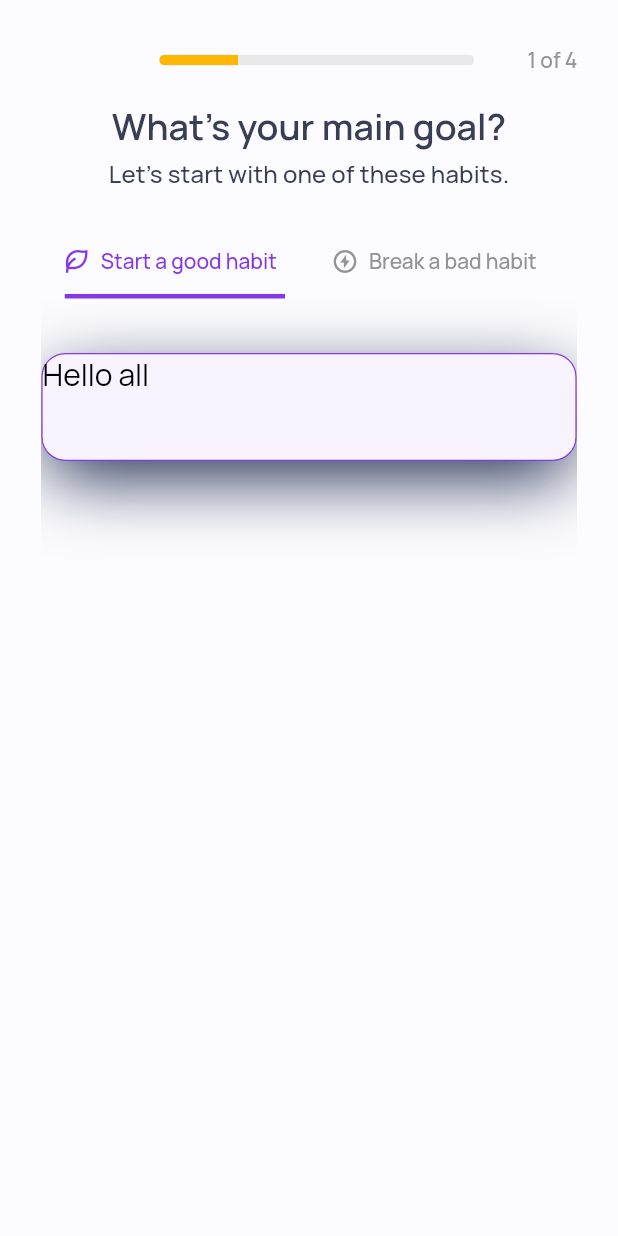
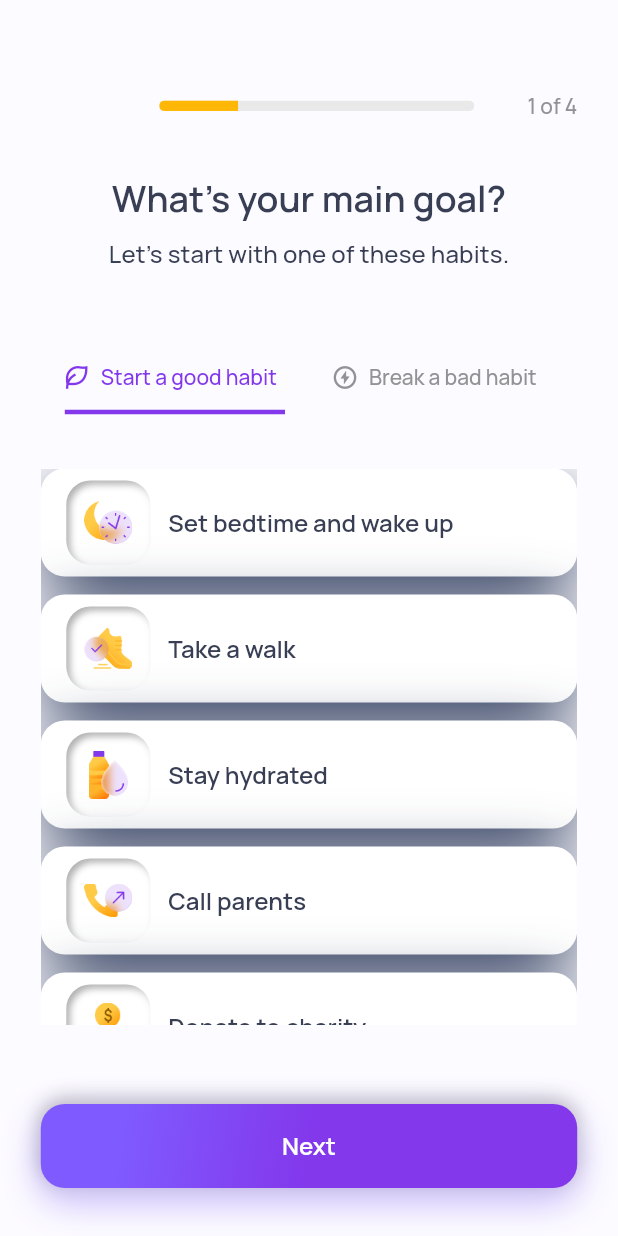
Before and after one commit to sahilsingh312/pavlok_challenge, a Flutter app: the screen it shows after launch, on a phone screen of 412 x 824 dp. Run offline on Flutter 3.47's test engine with Material 2 defaults, Android fonts, the phone set to English and light mode, and no system bars; drawn by our look-alikes of flutter_neumorphic.

Commit message:
HomePage is done, added the list of tasks and added navigation

```diff
--- /dev/null
+++ b/lib/constants/routes.dart
@@ -0,0 +1 @@
+const mainGoalRoute = '/main-goal/';
--- a/lib/main.dart
+++ b/lib/main.dart
@@ -1,4 +1,6 @@
 import 'package:flutter/material.dart';
+import 'package:pavlok_challenge/constants/routes.dart';
+import 'package:pavlok_challenge/screens/main_goal.dart';
 import 'package:pavlok_challenge/screens/my_homepage.dart';
 import 'package:pavlok_challenge/theme/custom_theme.dart';
 
@@ -16,6 +18,9 @@ class MyApp extends StatelessWidget {
       title: 'Pavlok Challenge',
       theme: CustomTheme.lightTheme,
       debugShowCheckedModeBanner: false,
+      routes: {
+        mainGoalRoute: (context) => const MainGoal(),
+      },
       home: const MyHomePage(title: 'Pavlok Challenge'),
     );
   }
--- a/lib/models/goals_model.dart
+++ b/lib/models/goals_model.dart
@@ -1,3 +1,23 @@
+import 'package:pavlok_challenge/theme/app_assets.dart';
+
 class GoalsModel {
+  final String title;
+  final String image;
 
+  GoalsModel(this.title, this.image);
 }
+
+List<GoalsModel> goodHabitGoals = [
+  GoalsModel('Set bedtime and wake up', AppAssets.timer),
+  GoalsModel('Take a walk', AppAssets.walk),
+  GoalsModel('Stay hydrated', AppAssets.bottle),
+  GoalsModel('Call parents', AppAssets.call),
+  GoalsModel('Donate to charity', AppAssets.donate),
+];
+
+List<GoalsModel> badHabitGoals = [
+  GoalsModel('Can’t wake up ', AppAssets.timer),
+  GoalsModel('Getting lazy for workout', AppAssets.walk),
+  GoalsModel('Forgetting to drink water', AppAssets.bottle),
+  GoalsModel('Spending on credit cards', AppAssets.donate),
+];
--- /dev/null
+++ b/lib/screens/main_goal.dart
@@ -0,0 +1,15 @@
+import 'package:flutter/material.dart';
+
+class MainGoal extends StatefulWidget {
+  const MainGoal({Key? key}) : super(key: key);
+
+  @override
+  State<MainGoal> createState() => _MainGoalState();
+}
+
+class _MainGoalState extends State<MainGoal> {
+  @override
+  Widget build(BuildContext context) {
+    return Container();
+  }
+}
--- a/lib/screens/my_homepage.dart
+++ b/lib/screens/my_homepage.dart
@@ -1,6 +1,7 @@
 import 'package:flutter/material.dart';
 import 'package:pavlok_challenge/theme/app_assets.dart';
 import 'package:pavlok_challenge/theme/colors.dart';
+import 'package:pavlok_challenge/widgets/primary_button.dart';
 import 'package:pavlok_challenge/widgets/tab_bar_habit.dart';
 
 class MyHomePage extends StatefulWidget {
@@ -15,7 +16,7 @@ class _MyHomePageState extends State<MyHomePage> {
   @override
   Widget build(BuildContext context) {
     final screenWidth = MediaQuery.of(context).size.width;
-    final screenHeight = MediaQuery.of(context).size.width;
+    final screenHeight = MediaQuery.of(context).size.height;
     return Scaffold(
       body: SafeArea(
         child: Padding(
@@ -56,6 +57,8 @@ class _MyHomePageState extends State<MyHomePage> {
           ),
         ),
       ),
+      bottomNavigationBar: const PrimaryButton()
+
     );
   }
 }
--- a/lib/theme/colors.dart
+++ b/lib/theme/colors.dart
@@ -5,7 +5,7 @@ class CustomColors{
   static const Color scaffoldBackgroundColor = Color(0xFFFCFBFF);
   static const Color dividers = Color(0xFFE9E9E9);
   static const Color yellow = Color(0xFFFFB706);
-  static const Color primaryDark = Color(0xFF00A6ED);
+  static const Color primaryDark = Color(0xFF712BD3);
   static const Color primaryLight = Color(0xFF00A6ED);
   static const Color secondary = Color(0xFF00A6ED);
   static const Color secondaryDark = Color(0xFF00A6ED);
--- /dev/null
+++ b/lib/widgets/primary_button.dart
@@ -0,0 +1,59 @@
+import 'package:flutter/material.dart';
+import 'package:pavlok_challenge/constants/routes.dart';
+import 'package:pavlok_challenge/theme/colors.dart';
+
+class PrimaryButton extends StatelessWidget {
+  const PrimaryButton({Key? key}) : super(key: key);
+
+  @override
+  Widget build(BuildContext context) {
+    final screenWidth = MediaQuery.of(context).size.width;
+
+    return Padding(
+      padding: EdgeInsets.only(
+          top: 12,
+          bottom: 32,
+          left: screenWidth * 0.066,
+          right: screenWidth * 0.066),
+      child: Container(
+        height: 56,
+        decoration: BoxDecoration(
+          boxShadow: <BoxShadow>[
+            const BoxShadow(
+              color: Color(0xFFBDACFB),
+              offset: Offset(0.0, 8.0),
+              blurRadius: 20.0,
+            ),
+            BoxShadow(
+              color: const Color(0xFF000000).withOpacity(0.3),
+              offset: const Offset(0, -3),
+              blurRadius: 10.0,
+            ),
+            BoxShadow(
+              color: const Color(0xFFFFFFFF).withOpacity(0.5),
+              offset: const Offset(3, 1),
+              blurRadius: 15.0,
+            ),
+          ],
+          gradient: const LinearGradient(
+              begin: Alignment(0.0, 0.0),
+              end: Alignment(-0.707, -0.707),
+              colors: [CustomColors.primary, Color(0xFF7F5BFF)]),
+          borderRadius: const BorderRadius.all(Radius.circular(16.0)),
+        ),
+        child: TextButton(
+          onPressed: () {
+            Navigator.pushNamed(context, mainGoalRoute);
+          },
+          child: Text(
+            'Next',
+            style: Theme.of(context)
+                .textTheme
+                .bodyText1!
+                .copyWith(color: Colors.white, fontSize: 16),
+          ),
+        ),
+      ),
+    );
+  }
+}
--- /dev/null
+++ b/lib/widgets/set_goals_box.dart
@@ -0,0 +1,90 @@
+import 'package:flutter/material.dart';
+import 'package:pavlok_challenge/models/goals_model.dart';
+import 'package:pavlok_challenge/theme/app_assets.dart';
+import 'package:pavlok_challenge/theme/colors.dart';
+import 'package:flutter_neumorphic/flutter_neumorphic.dart';
+
+class SetGoalsBox extends StatefulWidget {
+  final GoalsModel goalsModel;
+  final bool isSelected;
+
+  const SetGoalsBox(this.goalsModel, this.isSelected, {Key? key})
+      : super(key: key);
+
+  @override
+  State<SetGoalsBox> createState() => _SetGoalsBoxState();
+}
+
+class _SetGoalsBoxState extends State<SetGoalsBox> {
+  @override
+  Widget build(BuildContext context) {
+    final screenWidth = MediaQuery.of(context).size.width;
+    return Padding(
+      padding: const EdgeInsets.only(bottom: 12),
+      child: Container(
+        height: 72,
+        width: screenWidth * 0.866,
+        decoration: BoxDecoration(
+          color: widget.isSelected ? const Color(0xFFF8F3FF) : Colors.white,
+          borderRadius: const BorderRadius.all(Radius.circular(16.0)),
+          border: widget.isSelected
+              ? Border.all(
+                  color: const Color(0xFF8338EC),
+                  width: 0.8,
+                  style: BorderStyle.solid)
+              : Border.all(color: Colors.transparent),
+          boxShadow: const [
+            BoxShadow(
+              color: Color(0xFF18274b),
+              spreadRadius: -4,
+              blurRadius: 40.0,
+              offset: Offset(0, 14),
+            ),
+          ],
+        ),
+        child: Row(
+          children: [
+            const SizedBox(width: 16),
+            SizedBox(
+              width: 56,
+              height: 56,
+              child: widget.isSelected
+                  ? Align(
+                      alignment: Alignment.center,
+                      child: Image.asset(
+                        widget.goalsModel.image,
+                        width: 32,
+                        height: 32,
+                      ))
+                  : Neumorphic(
+                      style: NeumorphicStyle(
+                        color: Colors.transparent,
+                        depth: -5,
+                        boxShape: NeumorphicBoxShape.roundRect(
+                            BorderRadius.circular(16)),
+                      ),
+                      child: Align(
+                        alignment: Alignment.center,
+                        child: SizedBox(
+                            height: 32,
+                            width: 32,
+                            child: Image.asset(
+                              widget.goalsModel.image,
+                            )),
+                      )),
+            ),
+            const SizedBox(width: 12),
+            Text(
+              widget.goalsModel.title,
+              style: Theme.of(context).textTheme.bodyText1!.copyWith(
+                  fontSize: 16,
+                  color: widget.isSelected
+                      ? CustomColors.primaryDark
+                      : CustomColors.textPrimary),
+            ),
+          ],
+        ),
+      ),
+    );
+  }
+}
--- a/lib/widgets/tab_bar_habit.dart
+++ b/lib/widgets/tab_bar_habit.dart
@@ -1,7 +1,9 @@
 import 'package:flutter/material.dart';
+import 'package:pavlok_challenge/models/goals_model.dart';
 import 'package:pavlok_challenge/theme/app_assets.dart';
 import 'package:pavlok_challenge/theme/colors.dart';
 import 'package:pavlok_challenge/theme/custom_icons.dart';
+import 'package:pavlok_challenge/widgets/set_goals_box.dart';
 
 class TabBarHabit extends StatefulWidget {
   const TabBarHabit({Key? key}) : super(key: key);
@@ -14,6 +16,7 @@ class _TabBarHabitState extends State<TabBarHabit>
     with SingleTickerProviderStateMixin {
   late TabController _tabController;
   int _currentIndex = 0;
+  int selectedIndex = -1;
 
   _handleTabSelection() {
     setState(() {
@@ -91,39 +94,61 @@ class _TabBarHabitState extends State<TabBarHabit>
                   ),
                 ],
               ),
-               Expanded(
+              Expanded(
                 child: TabBarView(
+                  controller: _tabController,
                   children: [
-                    Column(
-                      children: [
-                        SizedBox(height: screenHeight * 0.044,),
-                        Container(
-                          height: 72,
-                            width: screenWidth * 0.866,
-                            decoration: BoxDecoration(
-                              color: Color(0xFFF8F3FF),
-                              borderRadius: BorderRadius.all(const Radius.circular(16.0)),
-                              border: Border.all(
-                                  color: Color(0xFF8338EC),
-                                  width: 0.8,
-                                  style: BorderStyle.solid
-                              ),
-                              boxShadow: [
-                                BoxShadow(
-                                  color: Color(0xFF18274b),
-                                  spreadRadius: -4,
-                                  blurRadius: 40.0,
-                                  offset: Offset(0, 14),
-                                ),
-
-                              ],
+                    SingleChildScrollView(
+                      child: Column(
+                        children: [
+                          SizedBox(
+                            height: screenHeight * 0.044,
+                          ),
+                          SizedBox(
+                            height: screenHeight * 0.45,
+                            child: ListView.builder(
+                              scrollDirection: Axis.vertical,
+                              shrinkWrap: false,
+                              itemBuilder: (context, index) {
+                                return InkWell(
+                                  onTap: (){
+                                    setState(() {
+                                      selectedIndex = index;
+                                    });
+                                  },
+                                    child: SetGoalsBox(goodHabitGoals[index], selectedIndex == index));
+                              },
+                              itemCount: goodHabitGoals.length,
                             ),
-                          child: Text("Hello all", style: TextStyle(color: Colors.black, fontSize: 20),),
-                        ),
-                      ],
+                          ),
+                        ],
+                      ),
                     ),
-                    Center(
-                      child: Text('Tab 2'),
+                    SingleChildScrollView(
+                      child: Column(
+                        children: [
+                          SizedBox(
+                            height: screenHeight * 0.044,
+                          ),
+                          SizedBox(
+                            height: screenHeight * 0.6,
+                            child: ListView.builder(
+                              scrollDirection: Axis.vertical,
+                              shrinkWrap: false,
+                              itemBuilder: (context, index) {
+                                return InkWell(
+                                    onTap: (){
+                                      setState(() {
+                                        selectedIndex = index;
+                                      });
+                                    },
+                                    child: SetGoalsBox(badHabitGoals[index], false));
+                              },
+                              itemCount: badHabitGoals.length,
+                            ),
+                          ),
+                        ],
+                      ),
                     ),
                   ],
                 ),
--- a/pubspec.yaml
+++ b/pubspec.yaml
@@ -45,6 +45,7 @@ dev_dependencies:
   # package. See that file for information about deactivating specific lint
   # rules and activating additional ones.
   flutter_lints: ^1.0.0
+  flutter_neumorphic: ^3.2.0
 
 # For information on the generic Dart part of this file, see the
 # following page: https://dart.dev/tools/pub/pubspec
```
Also changed, not shown: pubspec.lock.
